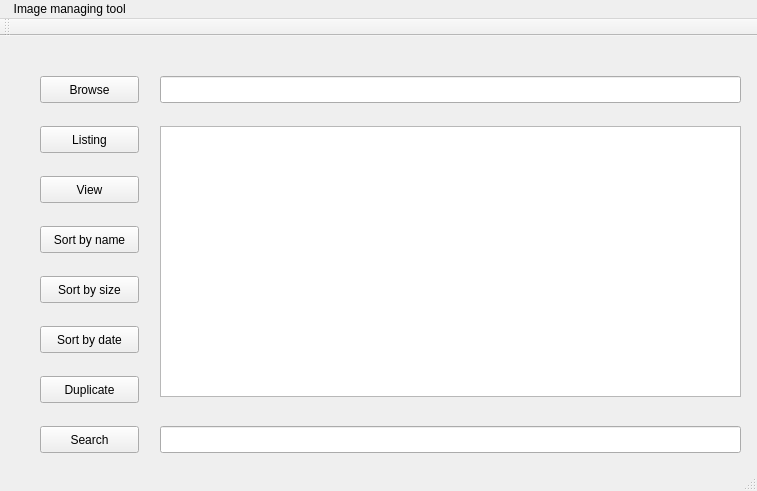
tung-lam/Unix-Programming-Project, file Unix_part1/mainwindow.ui: the form before one commit.
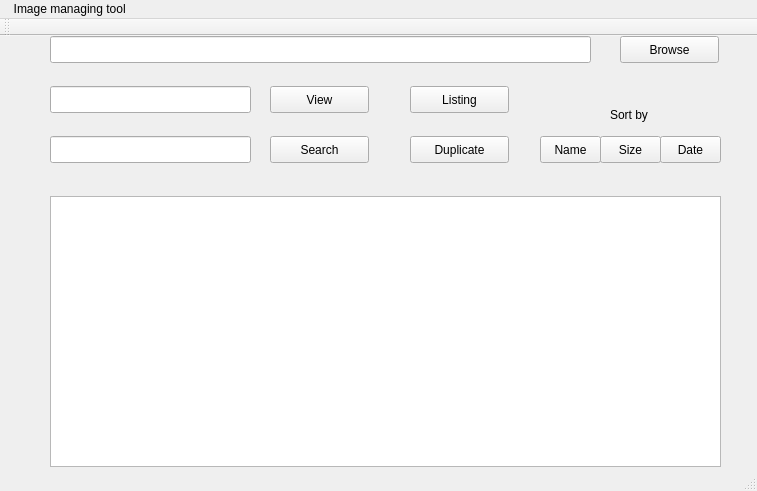
The form after the commit.

Diff of the .ui file:
```diff
--- a/Unix_part1/mainwindow.ui
+++ b/Unix_part1/mainwindow.ui
@@ -23,8 +23,8 @@
    <widget class="QPushButton" name="browseFolder">
     <property name="geometry">
      <rect>
-      <x>40</x>
-      <y>40</y>
+      <x>620</x>
+      <y>0</y>
       <width>99</width>
       <height>27</height>
      </rect>
@@ -36,9 +36,9 @@
    <widget class="QLineEdit" name="folderPathInput">
     <property name="geometry">
      <rect>
-      <x>160</x>
-      <y>40</y>
-      <width>581</width>
+      <x>50</x>
+      <y>0</y>
+      <width>541</width>
       <height>27</height>
      </rect>
     </property>
@@ -49,9 +49,9 @@
    <widget class="QTextEdit" name="mainOutput">
     <property name="geometry">
      <rect>
-      <x>160</x>
-      <y>90</y>
-      <width>581</width>
+      <x>50</x>
+      <y>160</y>
+      <width>671</width>
       <height>271</height>
      </rect>
     </property>
@@ -59,9 +59,9 @@
    <widget class="QLineEdit" name="keywordInput">
     <property name="geometry">
      <rect>
-      <x>160</x>
-      <y>390</y>
-      <width>581</width>
+      <x>50</x>
+      <y>100</y>
+      <width>201</width>
       <height>27</height>
      </rect>
     </property>
@@ -69,8 +69,8 @@
    <widget class="QPushButton" name="listingButton">
     <property name="geometry">
      <rect>
-      <x>40</x>
-      <y>90</y>
+      <x>410</x>
+      <y>50</y>
       <width>99</width>
       <height>27</height>
      </rect>
@@ -82,8 +82,8 @@
    <widget class="QPushButton" name="searchButton">
     <property name="geometry">
      <rect>
-      <x>40</x>
-      <y>390</y>
+      <x>270</x>
+      <y>100</y>
       <width>99</width>
       <height>27</height>
      </rect>
@@ -95,47 +95,47 @@
    <widget class="QPushButton" name="sortByNameButton">
     <property name="geometry">
      <rect>
-      <x>40</x>
-      <y>190</y>
-      <width>99</width>
+      <x>540</x>
+      <y>100</y>
+      <width>61</width>
       <height>27</height>
      </rect>
     </property>
     <property name="text">
-     <string>Sort by name</string>
+     <string>Name</string>
     </property>
    </widget>
    <widget class="QPushButton" name="sortBySizeButton">
     <property name="geometry">
      <rect>
-      <x>40</x>
-      <y>240</y>
-      <width>99</width>
+      <x>600</x>
+      <y>100</y>
+      <width>61</width>
       <height>27</height>
      </rect>
     </property>
     <property name="text">
-     <string>Sort by size</string>
+     <string>Size</string>
     </property>
    </widget>
    <widget class="QPushButton" name="sortByDateButton">
     <property name="geometry">
      <rect>
-      <x>40</x>
-      <y>290</y>
-      <width>99</width>
+      <x>660</x>
+      <y>100</y>
+      <width>61</width>
       <height>27</height>
      </rect>
     </property>
     <property name="text">
-     <string>Sort by date</string>
+     <string>Date</string>
     </property>
    </widget>
    <widget class="QPushButton" name="duplicateButton">
     <property name="geometry">
      <rect>
-      <x>40</x>
-      <y>340</y>
+      <x>410</x>
+      <y>100</y>
       <width>99</width>
       <height>27</height>
      </rect>
@@ -147,8 +147,8 @@
    <widget class="QPushButton" name="viewButton">
     <property name="geometry">
      <rect>
-      <x>40</x>
-      <y>140</y>
+      <x>270</x>
+      <y>50</y>
       <width>99</width>
       <height>27</height>
      </rect>
@@ -157,6 +157,29 @@
      <string>View</string>
     </property>
    </widget>
+   <widget class="QLineEdit" name="fileNameToView">
+    <property name="geometry">
+     <rect>
+      <x>50</x>
+      <y>50</y>
+      <width>201</width>
+      <height>27</height>
+     </rect>
+    </property>
+   </widget>
+   <widget class="QLabel" name="label">
+    <property name="geometry">
+     <rect>
+      <x>610</x>
+      <y>70</y>
+      <width>67</width>
+      <height>17</height>
+     </rect>
+    </property>
+    <property name="text">
+     <string>Sort by</string>
+    </property>
+   </widget>
   </widget>
   <widget class="QMenuBar" name="menuBar">
    <property name="geometry">
```
